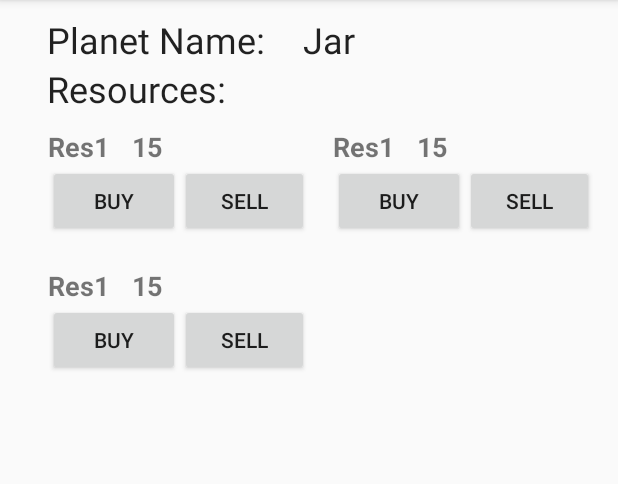
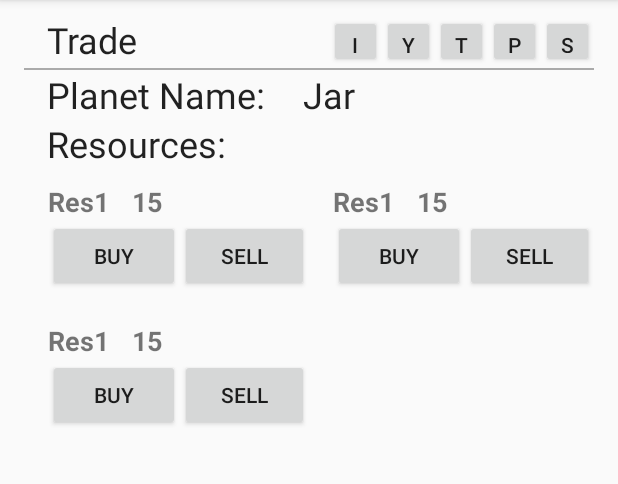
Before and after one commit to atneya-nair/spacetrader-android, an Android app: the Trade screen opened directly, with no data from a screen before it, on a phone screen of 412 x 824 dp, the part 84-568 px from its top. Run offline under Robolectric (Android 15) with nearby library versions, the phone set to English and light mode, and no system bars.

Commit message:
Added tabs to switch between activities

```diff
--- a/app/src/main/res/layout/activity_trade.xml
+++ b/app/src/main/res/layout/activity_trade.xml
@@ -1,5 +1,5 @@
 <?xml version="1.0" encoding="utf-8"?>
-<RelativeLayout
+<LinearLayout
     xmlns:android="http://schemas.android.com/apk/res/android"
     xmlns:tools="http://schemas.android.com/tools"
     xmlns:app="http://schemas.android.com/apk/res-auto"
@@ -12,11 +12,20 @@
     android:paddingLeft="@dimen/activity_horizontal_margin"
     android:paddingRight="@dimen/activity_horizontal_margin"
     android:paddingTop="@dimen/row_padding_vertical">
-
+    <LinearLayout
+        android:layout_width="wrap_content"
+        android:layout_height="wrap_content">
+    <include android:id="@+id/infoTabButtons"
+        layout="@layout/tab_row"/>
+    </LinearLayout>
+    <LinearLayout
+        android:layout_width="wrap_content"
+        android:layout_height="wrap_content">
     <TextView
         android:id="@+id/labelPlanetName"
         android:layout_width="wrap_content"
         android:layout_height="wrap_content"
+        android:layout_below="@id/labelTrade"
         android:paddingLeft="15dp"
         android:paddingRight="25dp"
         android:text="Planet Name:"
@@ -26,10 +35,12 @@
         android:id="@+id/planetName"
         android:layout_width="wrap_content"
         android:layout_height="wrap_content"
+        android:layout_below="@id/labelTrade"
         android:text="Jar"
         android:textAppearance="@style/TextAppearance.AppCompat.Headline"
         android:layout_alignParentEnd="@id/labelPlanetName"
         android:layout_toRightOf="@id/labelPlanetName"/>
+    </LinearLayout>
 
     <TextView
         android:id="@+id/labelResources"
@@ -48,4 +59,4 @@
         android:scrollbars="vertical"
         android:layout_below="@id/labelResources" />
 
-</RelativeLayout>
+</LinearLayout>
--- a/app/src/main/res/layout/activity_trade_specification.xml
+++ b/app/src/main/res/layout/activity_trade_specification.xml
@@ -58,7 +58,7 @@
                 android:layout_weight="0"
                 android:text="0"
                 android:gravity="center"
-                android:textAppearance="@style/TextAppearance.AppCompat.Large" />
+                android:textAppearance="@style/TextAppearance.AppCompat.Headline" />
             <ImageButton
                 android:layout_width="wrap_content"
                 android:layout_height="wrap_content"
--- /dev/null
+++ b/app/src/main/res/layout/tab_row.xml
@@ -0,0 +1,61 @@
+<?xml version="1.0" encoding="utf-8"?>
+<RelativeLayout xmlns:android="http://schemas.android.com/apk/res/android"
+    android:layout_width="match_parent"
+    android:layout_height="match_parent">
+    <TextView
+        android:id="@+id/labelTrade"
+        android:layout_width="wrap_content"
+        android:layout_height="wrap_content"
+        android:paddingLeft="15dp"
+        android:paddingRight="25dp"
+        android:text="Trade"
+        android:textAppearance="@style/TextAppearance.AppCompat.Headline" />
+    <Button
+        android:id="@+id/solarSystemMapButton"
+        android:layout_width="35dp"
+        android:layout_height="35dp"
+        android:text="S"
+        android:layout_alignParentRight="true"
+        android:onClick="sellClick"/>
+
+    <Button
+        android:id="@+id/planetMapButton"
+        android:layout_width="35dp"
+        android:layout_height="35dp"
+        android:text="P"
+        android:layout_toLeftOf="@id/solarSystemMapButton"
+        android:onClick="sellClick"/>
+
+    <Button
+        android:id="@+id/tradeableButton"
+        android:layout_width="35dp"
+        android:layout_height="35dp"
+        android:text="T"
+        android:layout_toLeftOf="@id/planetMapButton"
+        android:onClick="sellClick"/>
+
+    <Button
+        android:id="@+id/shipYardButton"
+        android:layout_width="35dp"
+        android:layout_height="35dp"
+        android:text="Y"
+        android:layout_toLeftOf="@id/tradeableButton"
+        android:onClick="sellClick"/>
+
+    <Button
+        android:id="@+id/systemInfoButton"
+        android:layout_width="35dp"
+        android:layout_height="35dp"
+        android:layout_toLeftOf="@id/shipYardButton"
+        android:text="I"
+        android:onClick="buyClick"/>
+
+    <View
+        android:layout_below="@id/systemInfoButton"
+        android:layout_width="match_parent"
+        android:layout_height="1dp"
+        android:background="@android:color/darker_gray"/>
+
+
+
+</RelativeLayout>
```
